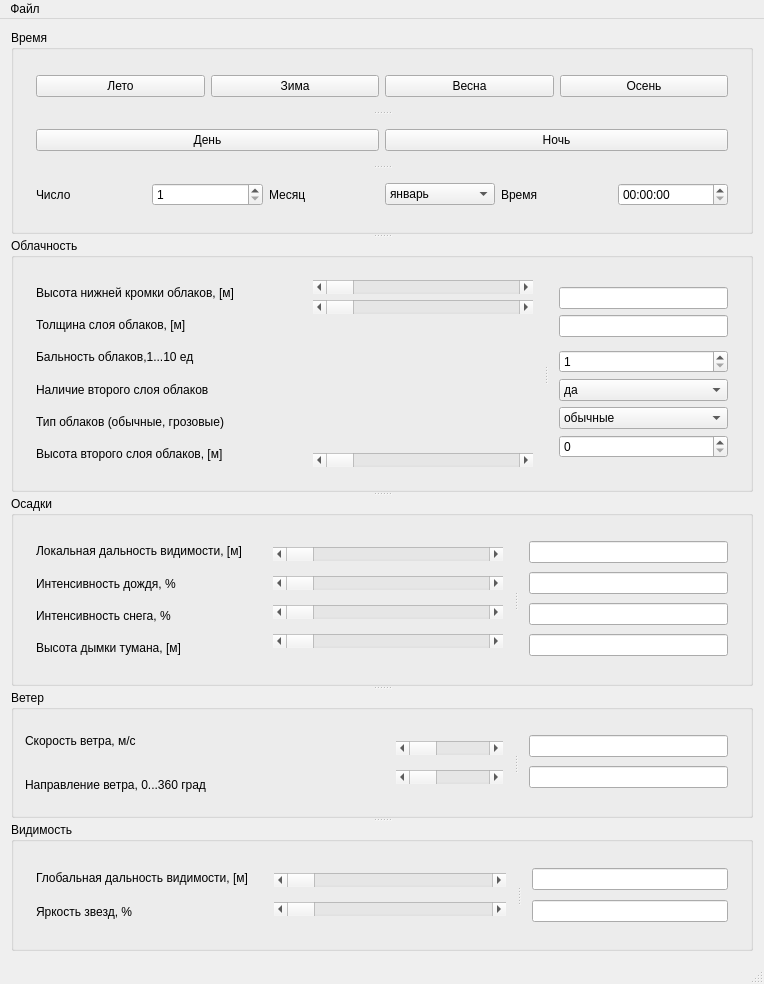
This is untitled/mainwindow.ui in katherinr/desktop_wrapper as Qt 5 draws it before an edit. The edited form follows.
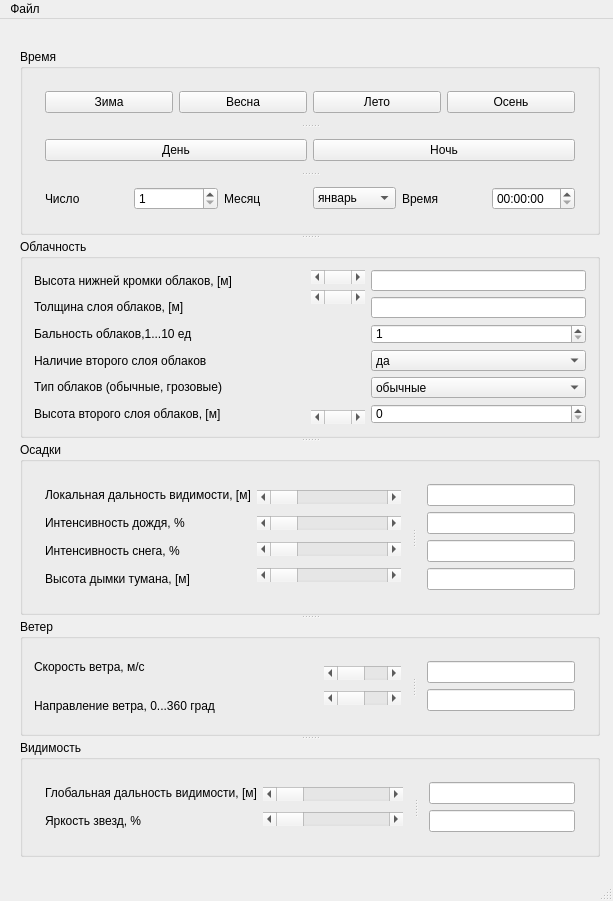
This is the edited form.

What changed in the file:
```diff
--- a/untitled/mainwindow.ui
+++ b/untitled/mainwindow.ui
@@ -9,17 +9,23 @@
    <rect>
     <x>0</x>
     <y>0</y>
-    <width>764</width>
-    <height>984</height>
+    <width>613</width>
+    <height>901</height>
    </rect>
   </property>
   <property name="windowTitle">
    <string>MainWindow</string>
   </property>
   <widget class="QWidget" name="centralWidget">
-   <layout class="QVBoxLayout" name="verticalLayout_15">
-    <item>
      <widget class="QSplitter" name="splitter">
+    <property name="geometry">
+     <rect>
+      <x>20</x>
+      <y>30</y>
+      <width>580</width>
+      <height>808</height>
+     </rect>
+    </property>
       <property name="orientation">
        <enum>Qt::Vertical</enum>
       </property>
@@ -54,15 +60,8 @@
           <property name="orientation">
            <enum>Qt::Vertical</enum>
           </property>
-          <widget class="QWidget" name="">
+        <widget class="QWidget" name="layoutWidget">
            <layout class="QHBoxLayout" name="horizontalLayout_5">
-            <item>
-             <widget class="QPushButton" name="mSummerPushB">
-              <property name="text">
-               <string>Лето</string>
-              </property>
-             </widget>
-            </item>
             <item>
              <widget class="QPushButton" name="mWinterPushB">
               <property name="text">
@@ -77,6 +76,13 @@
               </property>
              </widget>
             </item>
+          <item>
+           <widget class="QPushButton" name="mSummerPushB">
+            <property name="text">
+             <string>Лето</string>
+            </property>
+           </widget>
+          </item>
             <item>
              <widget class="QPushButton" name="mAutumnPushB">
               <property name="text">
@@ -86,7 +92,7 @@
             </item>
            </layout>
           </widget>
-          <widget class="QWidget" name="">
+        <widget class="QWidget" name="layoutWidget">
            <layout class="QHBoxLayout" name="horizontalLayout_7">
             <item>
              <widget class="QPushButton" name="mDayPushB">
@@ -104,7 +110,7 @@
             </item>
            </layout>
           </widget>
-          <widget class="QWidget" name="">
+        <widget class="QWidget" name="layoutWidget">
            <layout class="QHBoxLayout" name="horizontalLayout">
             <item>
              <widget class="QLabel" name="label_11">
@@ -220,15 +226,8 @@
        <property name="title">
         <string>Облачность</string>
        </property>
-       <layout class="QVBoxLayout" name="verticalLayout_16">
+     <layout class="QHBoxLayout" name="horizontalLayout_8">
         <item>
-         <widget class="QSplitter" name="splitter_3">
-          <property name="orientation">
-           <enum>Qt::Horizontal</enum>
-          </property>
-          <widget class="QWidget" name="">
-           <layout class="QGridLayout" name="gridLayout">
-            <item row="0" column="0">
              <layout class="QVBoxLayout" name="verticalLayout_8">
               <item>
                <widget class="QLabel" name="label_3">
@@ -280,17 +279,17 @@
               </item>
              </layout>
             </item>
-            <item row="0" column="1">
-             <layout class="QVBoxLayout" name="verticalLayout_10">
               <item>
-               <widget class="QScrollBar" name="horizontalScrollBar">
+       <layout class="QVBoxLayout" name="verticalLayout_9">
+        <item>
+         <widget class="QScrollBar" name="cloudHeightScroll">
                 <property name="orientation">
                  <enum>Qt::Horizontal</enum>
                 </property>
                </widget>
               </item>
               <item>
-               <widget class="QScrollBar" name="horizontalScrollBar_2">
+         <widget class="QScrollBar" name="cloudThickScroll">
                 <property name="minimumSize">
                  <size>
                   <width>0</width>
@@ -316,13 +315,13 @@
                 <property name="sizeHint" stdset="0">
                  <size>
                   <width>17</width>
-                  <height>88</height>
+            <height>68</height>
                  </size>
                 </property>
                </spacer>
               </item>
               <item>
-               <widget class="QScrollBar" name="horizontalScrollBar_3">
+         <widget class="QScrollBar" name="cloudSecLvlScroll">
                 <property name="orientation">
                  <enum>Qt::Horizontal</enum>
                 </property>
@@ -330,24 +329,16 @@
               </item>
              </layout>
             </item>
-           </layout>
-          </widget>
-          <widget class="QWidget" name="">
-           <layout class="QVBoxLayout" name="verticalLayout_11">
             <item>
-             <layout class="QVBoxLayout" name="verticalLayout_19">
+       <layout class="QVBoxLayout" name="verticalLayout_10">
               <item>
-               <widget class="QLineEdit" name="lineEdit_2"/>
+         <widget class="QLineEdit" name="cloudBase_inp"/>
               </item>
               <item>
-               <widget class="QLineEdit" name="lineEdit"/>
-              </item>
-             </layout>
-            </item>
+         <widget class="QLineEdit" name="cloudUpper_inp"/>
+        </item>
             <item>
-             <layout class="QVBoxLayout" name="verticalLayout_9">
-              <item>
-               <widget class="QSpinBox" name="spinBox_3">
+         <widget class="QSpinBox" name="cloudSize_spnB">
                 <property name="tabletTracking">
                  <bool>false</bool>
                 </property>
@@ -369,7 +360,7 @@
                </widget>
               </item>
               <item>
-               <widget class="QComboBox" name="comboBox_2">
+         <widget class="QComboBox" name="cloudsSecLay_cmbB">
                 <item>
                  <property name="text">
                   <string>да</string>
@@ -383,7 +374,7 @@
                </widget>
               </item>
               <item>
-               <widget class="QComboBox" name="comboBox_3">
+         <widget class="QComboBox" name="cloudsType_cmbB">
                 <item>
                  <property name="text">
                   <string>обычные</string>
@@ -397,13 +388,9 @@
                </widget>
               </item>
               <item>
-               <widget class="QSpinBox" name="spinBox_6"/>
-              </item>
-             </layout>
-            </item>
-           </layout>
-          </widget>
-         </widget>
+         <widget class="QSpinBox" name="secLayHeight_spnB"/>
+        </item>
+       </layout>
         </item>
        </layout>
       </widget>
@@ -417,7 +404,7 @@
           <property name="orientation">
            <enum>Qt::Horizontal</enum>
           </property>
-          <widget class="QWidget" name="">
+        <widget class="QWidget" name="layoutWidget">
            <layout class="QHBoxLayout" name="horizontalLayout_6">
             <item>
              <layout class="QVBoxLayout" name="verticalLayout_2">
@@ -485,7 +472,7 @@
             </item>
            </layout>
           </widget>
-          <widget class="QWidget" name="">
+        <widget class="QWidget" name="layoutWidget">
            <layout class="QVBoxLayout" name="verticalLayout_7">
             <item>
              <widget class="QLineEdit" name="lineEdit_7"/>
@@ -550,7 +537,7 @@
           <property name="orientation">
            <enum>Qt::Horizontal</enum>
           </property>
-          <widget class="QWidget" name="">
+        <widget class="QWidget" name="layoutWidget">
            <layout class="QVBoxLayout" name="verticalLayout_6">
             <item>
              <widget class="QScrollBar" name="horizontalScrollBar_15">
@@ -568,7 +555,7 @@
             </item>
            </layout>
           </widget>
-          <widget class="QWidget" name="">
+        <widget class="QWidget" name="layoutWidget">
            <layout class="QVBoxLayout" name="verticalLayout_13">
             <item>
              <widget class="QLineEdit" name="lineEdit_4"/>
@@ -592,7 +579,7 @@
           <property name="orientation">
            <enum>Qt::Horizontal</enum>
           </property>
-          <widget class="QWidget" name="">
+        <widget class="QWidget" name="layoutWidget">
            <layout class="QHBoxLayout" name="horizontalLayout_3">
             <item>
              <layout class="QVBoxLayout" name="verticalLayout">
@@ -632,10 +619,20 @@
             </item>
            </layout>
           </widget>
-          <widget class="QWidget" name="">
+        <widget class="QWidget" name="layoutWidget">
            <layout class="QVBoxLayout" name="verticalLayout_12">
             <item>
-             <widget class="QLineEdit" name="lineEdit_5"/>
+           <widget class="QLineEdit" name="visibility_inp">
+            <property name="baseSize">
+             <size>
+              <width>0</width>
+              <height>3</height>
+             </size>
+            </property>
+            <property name="text">
+             <string/>
+            </property>
+           </widget>
             </item>
             <item>
              <widget class="QLineEdit" name="lineEdit_6"/>
@@ -647,8 +644,6 @@
        </layout>
       </widget>
      </widget>
-    </item>
-   </layout>
   </widget>
   <widget class="QStatusBar" name="statusBar"/>
   <widget class="QMenuBar" name="menuBar">
@@ -656,7 +651,7 @@
     <rect>
      <x>0</x>
      <y>0</y>
-     <width>764</width>
+     <width>613</width>
      <height>31</height>
     </rect>
    </property>
```
Left out of the diff: 43 changed lines with no effect on the pictures. Lines whose indentation alone changed are shown as unchanged.
